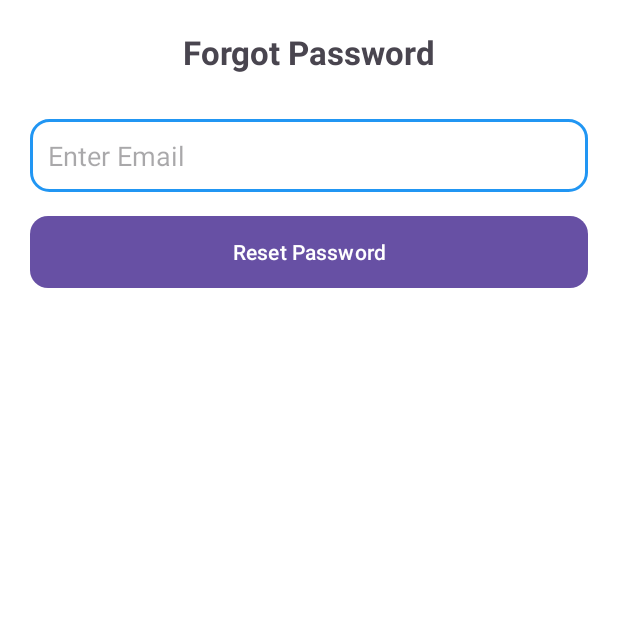
After one commit to Intership-Project/Android-Frontend, an Android app: the ForgotPasswordActivity screen opened directly, with no data from a screen before it, on a phone screen of 412 x 824 dp, the top half of it. The commit adds this screen. Run offline under Robolectric (Android 15) with nearby library versions, the phone set to English and light mode, and no system bars.

Commit message:
Added Forget and Reset Password

```diff
--- a/app/src/main/AndroidManifest.xml
+++ b/app/src/main/AndroidManifest.xml
@@ -33,6 +33,10 @@
         <activity
             android:name=".Presentation.UI.DashboardActivity"
             android:exported="false" />
+
+        <activity
+            android:name=".Presentation.UI.ForgotPasswordActivity"
+            android:exported="false" />
         <activity
             android:name=".Presentation.UI.LoginActivity"
             android:exported="true" >
--- /dev/null
+++ b/app/src/main/java/com/example/studentfeedbackapp/Models/ApiInterface/ForgotApiService.java
@@ -0,0 +1,17 @@
+package com.example.studentfeedbackapp.Models.ApiInterface;
+
+import com.example.studentfeedbackapp.Models.Request.ForgotRequest;
+import com.example.studentfeedbackapp.Models.Response.ForgotResponse;
+
+import retrofit2.Call;
+import retrofit2.http.Body;
+import retrofit2.http.POST;
+
+public interface ForgotApiService {
+
+    @POST("student/forgotpassword")
+    Call<ForgotResponse> forgotPassword(@Body ForgotRequest request);
+
+    @POST("student/resetpassword")
+    Call<ForgotResponse> resetPassword(@Body ForgotRequest request);
+}
--- a/app/src/main/java/com/example/studentfeedbackapp/Models/Request/RegisterRequest.java
+++ b/app/src/main/java/com/example/studentfeedbackapp/Models/Request/RegisterRequest.java
@@ -27,6 +27,7 @@ import com.google.gson.annotations.SerializedName;
             this.email = email;
             this.password = password;
             this.courseId = courseId;
+
             this.batchId = batchId;
         }
 
--- /dev/null
+++ b/app/src/main/java/com/example/studentfeedbackapp/Presentation/UI/ForgotPasswordActivity.java
@@ -0,0 +1,135 @@
+package com.example.studentfeedbackapp.Presentation.UI;
+
+import static android.content.ContentValues.TAG;
+
+import android.os.Bundle;
+import android.text.TextUtils;
+import android.util.Log;
+import android.view.View;
+import android.widget.Button;
+import android.widget.EditText;
+import android.widget.Toast;
+
+import androidx.appcompat.app.AppCompatActivity;
+
+import com.example.studentfeedbackapp.Models.ApiInterface.ForgotApiService;
+import com.example.studentfeedbackapp.Models.Request.ForgotRequest;
+import com.example.studentfeedbackapp.Models.Response.ForgotResponse;
+import com.example.studentfeedbackapp.Models.RetrofitClient.RetrofitClient;
+import com.example.studentfeedbackapp.R;
+
+import retrofit2.Call;
+import retrofit2.Callback;
+import retrofit2.Response;
+
+public class ForgotPasswordActivity extends AppCompatActivity {
+
+    EditText etEmail, etNewPassword, etConfirmPassword;
+    Button btnResetPassword, btnSubmit;
+    String resetToken;
+    ForgotApiService apiService;
+
+    @Override
+    protected void onCreate(Bundle savedInstanceState) {
+        super.onCreate(savedInstanceState);
+        setContentView(R.layout.activity_forgot_password);
+
+        // Initialize views
+        etEmail = findViewById(R.id.etEmail);
+        etNewPassword = findViewById(R.id.etNewPassword);
+        etConfirmPassword = findViewById(R.id.etConfirmPassword);
+        btnResetPassword = findViewById(R.id.btnResetPassword);
+        btnSubmit = findViewById(R.id.btnSubmit);
+
+        // Hide new password fields initially
+        etNewPassword.setVisibility(View.GONE);
+        etConfirmPassword.setVisibility(View.GONE);
+        btnSubmit.setVisibility(View.GONE);
+
+        apiService = RetrofitClient.getClient().create(ForgotApiService.class);
+
+        // Step 1: Request reset token
+        btnResetPassword.setOnClickListener(v -> {
+            String email = etEmail.getText().toString().trim();
+
+            if (TextUtils.isEmpty(email)) {
+                Toast.makeText(this, "Enter email", Toast.LENGTH_SHORT).show();
+                return;
+            }
+
+            ForgotRequest forgotRequest = new ForgotRequest(email);
+            Log.d(TAG, "Sending forgot password request for email: " + email);
+
+            apiService.forgotPassword(forgotRequest).enqueue(new Callback<ForgotResponse>() {
+                @Override
+                public void onResponse(Call<ForgotResponse> call, Response<ForgotResponse> response) {
+                    if (response.isSuccessful() && response.body() != null &&
+                            "success".equalsIgnoreCase(response.body().getStatus())) {
+
+                        resetToken = response.body().getResetToken();
+                        Log.d(TAG, "Reset token received: " + resetToken);
+
+                        // Hide reset button, show new password fields + submit
+                        btnResetPassword.setVisibility(View.GONE);
+                        etNewPassword.setVisibility(View.VISIBLE);
+                        etConfirmPassword.setVisibility(View.VISIBLE);
+                        btnSubmit.setVisibility(View.VISIBLE);
+
+                        Toast.makeText(ForgotPasswordActivity.this,
+                                "Email verified! Enter new password & click Submit.",
+                                Toast.LENGTH_LONG).show();
+                    } else {
+                        Toast.makeText(ForgotPasswordActivity.this,
+                                response.body() != null ? response.body().getMessage() : "Email not found",
+                                Toast.LENGTH_SHORT).show();
+                    }
+                }
+
+                @Override
+                public void onFailure(Call<ForgotResponse> call, Throwable t) {
+                    Toast.makeText(ForgotPasswordActivity.this,
+                            "Network error: " + t.getMessage(), Toast.LENGTH_SHORT).show();
+                }
+            });
+        });
+
+        // Step 2: Reset password
+        btnSubmit.setOnClickListener(v -> {
+            String newPass = etNewPassword.getText().toString().trim();
+            String confirmPass = etConfirmPassword.getText().toString().trim();
+
+            if (!newPass.equals(confirmPass)) {
+                Toast.makeText(this, "Passwords do not match", Toast.LENGTH_SHORT).show();
+                return;
+            }
+
+            Log.d(TAG, "Sending reset request: token=" + resetToken + ", newPassword=" + newPass);
+            ForgotRequest resetRequest = new ForgotRequest(resetToken, newPass);
+
+            apiService.resetPassword(resetRequest).enqueue(new Callback<ForgotResponse>() {
+                @Override
+                public void onResponse(Call<ForgotResponse> call, Response<ForgotResponse> response) {
+                    if (response.isSuccessful() && response.body() != null) {
+                        Log.d(TAG, "Password reset success: " + response.body().getMessage());
+                        Toast.makeText(ForgotPasswordActivity.this,
+                                response.body().getMessage(),
+                                Toast.LENGTH_SHORT).show();
+                        finish(); // open login activity
+                    } else {
+                        Log.d(TAG, "ResetPassword failed - response body: " + response.body() + ", raw: " + response.raw());
+                        Toast.makeText(ForgotPasswordActivity.this,
+                                "Failed: " + (response.body() != null ? response.body().getMessage() : "Unknown error"),
+                                Toast.LENGTH_SHORT).show();
+                    }
+                }
+
+                @Override
+                public void onFailure(Call<ForgotResponse> call, Throwable t) {
+                    Toast.makeText(ForgotPasswordActivity.this,
+                            "Network error: " + t.getMessage(), Toast.LENGTH_SHORT).show();
+                }
+            });
+        });
+
+    }
+}
--- /dev/null
+++ b/app/src/main/res/layout/activity_forgot_password.xml
@@ -0,0 +1,78 @@
+<?xml version="1.0" encoding="utf-8"?>
+<ScrollView xmlns:android="http://schemas.android.com/apk/res/android"
+    android:layout_width="match_parent"
+    android:layout_height="match_parent"
+    android:padding="20dp"
+    android:background="#FFFFFF">
+
+    <LinearLayout
+        android:layout_width="match_parent"
+        android:layout_height="wrap_content"
+        android:orientation="vertical"
+        android:gravity="center_horizontal">
+
+        <!-- Title -->
+        <TextView
+            android:layout_width="wrap_content"
+            android:layout_height="wrap_content"
+            android:text="Forgot Password"
+            android:textSize="22sp"
+            android:textStyle="bold"
+            android:layout_marginBottom="30dp"/>
+
+        <!-- Email -->
+        <EditText
+            android:id="@+id/etEmail"
+            android:layout_width="match_parent"
+            android:layout_height="wrap_content"
+            android:hint="Enter Email"
+            android:inputType="textEmailAddress"
+            android:background="@drawable/rounded_edittext"
+            android:padding="12dp"
+            android:layout_marginBottom="16dp"/>
+
+        <!-- Reset Password Button -->
+        <Button
+            android:id="@+id/btnResetPassword"
+            android:layout_width="match_parent"
+            android:layout_height="wrap_content"
+            android:text="Reset Password"
+            android:background="@drawable/rounded_button"
+            android:textColor="@android:color/white"
+            android:layout_marginBottom="24dp"/>
+
+        <!-- New Password (Initially hidden) -->
+        <EditText
+            android:id="@+id/etNewPassword"
+            android:layout_width="match_parent"
+            android:layout_height="wrap_content"
+            android:hint="New Password"
+            android:inputType="textPassword"
+            android:background="@drawable/rounded_edittext"
+            android:padding="12dp"
+            android:layout_marginBottom="16dp"
+            android:visibility="gone"/>
+
+        <!-- Confirm Password (Initially hidden) -->
+        <EditText
+            android:id="@+id/etConfirmPassword"
+            android:layout_width="match_parent"
+            android:layout_height="wrap_content"
+            android:hint="Confirm Password"
+            android:inputType="textPassword"
+            android:background="@drawable/rounded_edittext"
+            android:padding="12dp"
+            android:layout_marginBottom="24dp"
+            android:visibility="gone"/>
+
+        <!-- Submit Button (Initially hidden) -->
+        <Button
+            android:id="@+id/btnSubmit"
+            android:layout_width="match_parent"
+            android:layout_height="wrap_content"
+            android:text="Submit"
+            android:background="@drawable/rounded_button"
+            android:textColor="@android:color/white"
+            android:visibility="gone"/>
+    </LinearLayout>
+</ScrollView>
```
Also changed, not shown: app/src/main/java/com/example/studentfeedbackapp/Models/Request/ForgotRequest.java (added, +42 -0 lines), app/src/main/java/com/example/studentfeedbackapp/Models/Response/ForgotResponse.java (added, +20 -0 lines), app/src/main/java/com/example/studentfeedbackapp/Presentation/UI/LoginActivity.java (+12 -1 lines), app/src/main/res/layout/activity_login.xml (+17 -3 lines).
